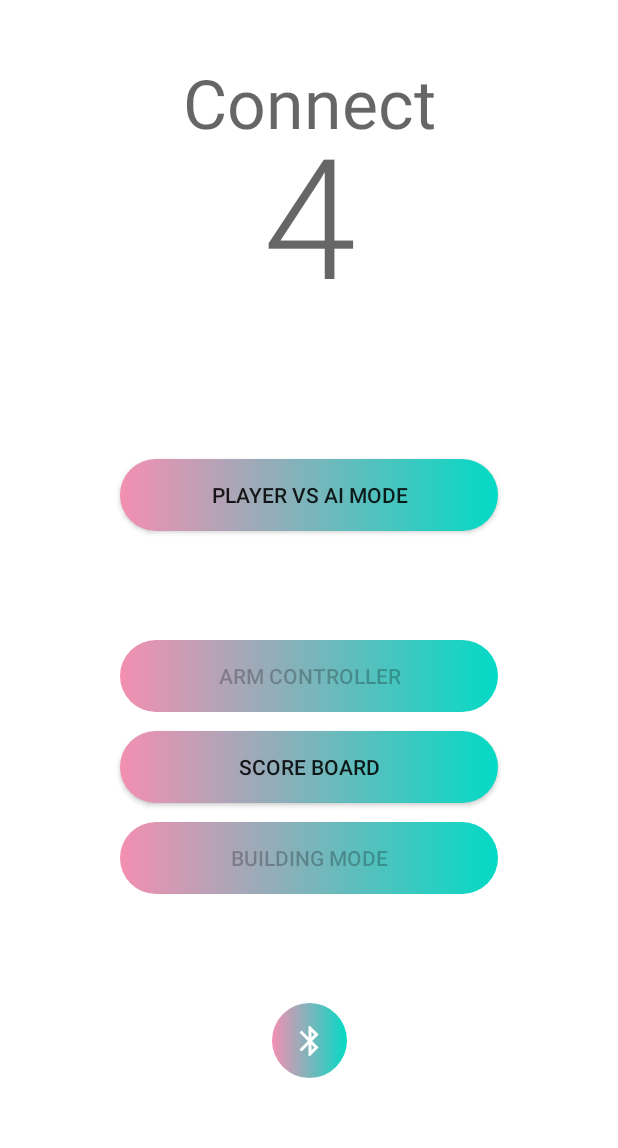
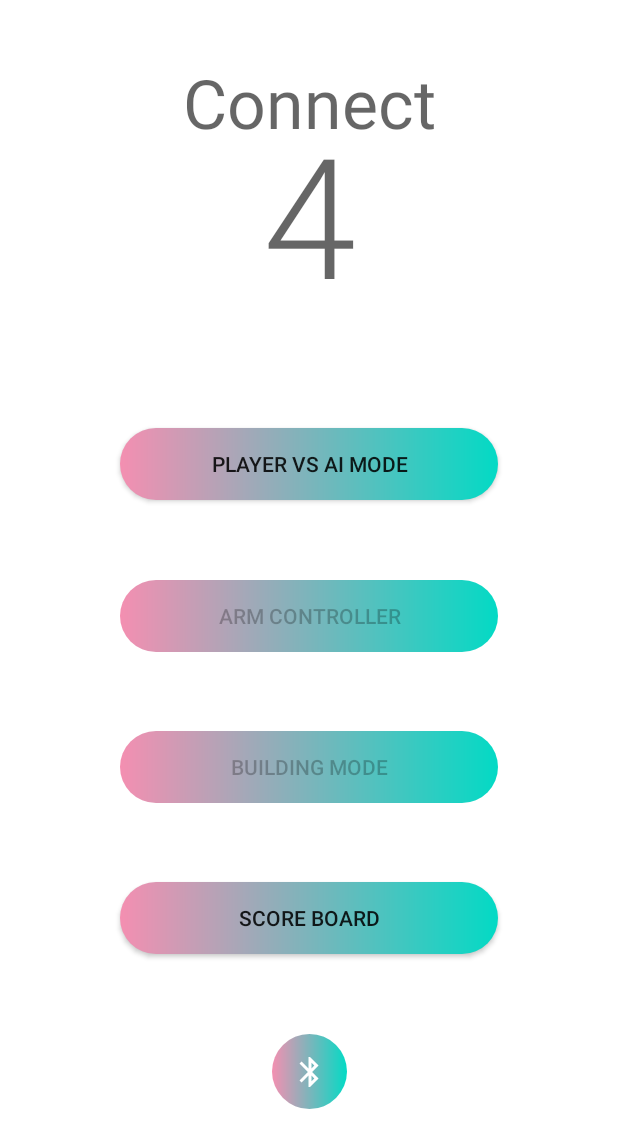
Before and after one commit to hkucs-makerlab/Play-Connect4-with-Robotic-Arm-via-App, an Android app: the screen it shows after launch (MainActivity), on a phone screen of 412 x 824 dp. Shown: the top 1148 px of the screen. Run offline under Robolectric (Android 15) with nearby library versions, the phone set to English and light mode, and no system bars.

Commit message:
[Benny] Added Score Board button (R.id.draw) in activity_main.xml. Changed MainActivity to never disable Score Board button

```diff
--- a/app/src/main/java/hk/hku/cs/fyp_connectfourbot/MainActivity.java
+++ b/app/src/main/java/hk/hku/cs/fyp_connectfourbot/MainActivity.java
@@ -474,8 +474,8 @@ public class MainActivity extends AppCompatActivity implements Runnable, Bluetoo
         MainActivityButton.setEnabled(true);
         MainActivityButton = findViewById(R.id.controller);
         MainActivityButton.setEnabled(flag);
-        MainActivityButton = findViewById(R.id.draw);
-        MainActivityButton.setEnabled(true);
+//        MainActivityButton = findViewById(R.id.draw);
+//        MainActivityButton.setEnabled(true);
 //        MainActivityButton.setEnabled(flag);
         MainActivityButton = findViewById(R.id.build);
         MainActivityButton.setEnabled(flag);
--- a/app/src/main/res/layout/activity_main.xml
+++ b/app/src/main/res/layout/activity_main.xml
@@ -45,9 +45,26 @@
             android:text="Arm Controller"
             app:layout_constraintBottom_toTopOf="@+id/build"
             app:layout_constraintEnd_toEndOf="parent"
-            app:layout_constraintHorizontal_bias="0.0"
+            app:layout_constraintHorizontal_bias="0.5"
             app:layout_constraintStart_toStartOf="parent"
             app:layout_constraintTop_toBottomOf="@+id/auto" />
+
+        <android.widget.Button
+
+            android:id="@+id/build"
+            android:layout_width="0dp"
+            android:layout_height="wrap_content"
+            android:layout_marginStart="16dp"
+            android:layout_marginEnd="16dp"
+            android:background="@drawable/main_activity_button"
+
+            android:onClick="launchBuildingActivity"
+            android:text="Building Mode"
+            app:layout_constraintBottom_toTopOf="@+id/draw"
+            app:layout_constraintEnd_toEndOf="parent"
+            app:layout_constraintHorizontal_bias="0.5"
+            app:layout_constraintStart_toStartOf="parent"
+            app:layout_constraintTop_toBottomOf="@+id/controller" />
 
         <android.widget.Button
             android:id="@+id/draw"
@@ -58,26 +75,11 @@
             android:background="@drawable/main_activity_button"
             android:onClick="launchScoreBoardActivity"
             android:text="Score Board"
-            app:layout_constraintBottom_toTopOf="@+id/build"
+            app:layout_constraintBottom_toTopOf="@+id/bluetooth"
             app:layout_constraintEnd_toEndOf="parent"
             app:layout_constraintHorizontal_bias="0.5"
             app:layout_constraintStart_toStartOf="parent"
-            app:layout_constraintTop_toBottomOf="@+id/controller" />
-
-        <android.widget.Button
-            android:id="@+id/build"
-            android:layout_width="0dp"
-            android:layout_height="wrap_content"
-            android:layout_marginStart="16dp"
-            android:layout_marginEnd="16dp"
-            android:background="@drawable/main_activity_button"
-            android:onClick="launchBuildingActivity"
-            android:text="Building Mode"
-            app:layout_constraintBottom_toTopOf="@+id/bluetooth"
-            app:layout_constraintEnd_toEndOf="parent"
-            app:layout_constraintHorizontal_bias="0.0"
-            app:layout_constraintStart_toStartOf="parent"
-            app:layout_constraintTop_toBottomOf="@+id/controller" />
+            app:layout_constraintTop_toBottomOf="@+id/build" />
 
         <ImageButton
             android:id="@+id/bluetooth"
@@ -90,7 +92,7 @@
             app:layout_constraintEnd_toEndOf="parent"
             app:layout_constraintHorizontal_bias="0.5"
             app:layout_constraintStart_toStartOf="parent"
-            app:layout_constraintTop_toBottomOf="@+id/build"
+            app:layout_constraintTop_toBottomOf="@+id/draw"
             app:srcCompat="@drawable/ic_baseline_bluetooth_24" />
 
         <!--        <android.widget.Button-->
```
